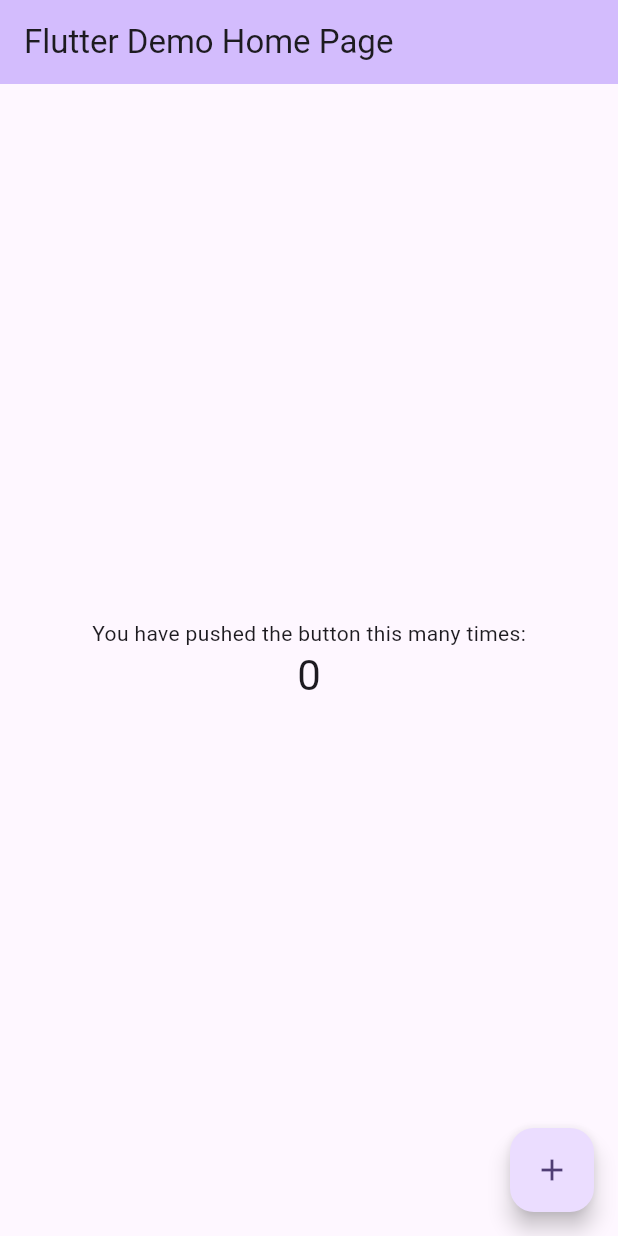
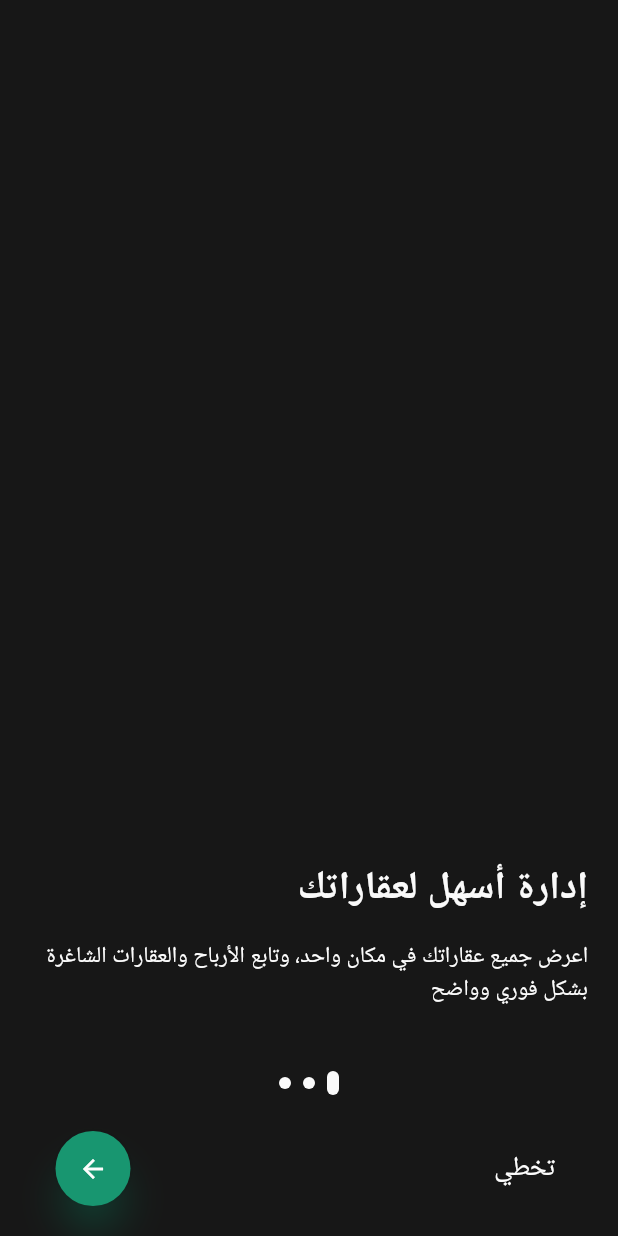
Before and after one commit to ElafAbutaki/TuwaiqHackathon, a Flutter app: the screen it shows after launch, on a phone screen of 412 x 824 dp. Run offline on Flutter 3.47's test engine with Material 3 defaults, Android fonts, the phone set to English and light mode, and no system bars.

Commit message:
home page+intro

```diff
--- /dev/null
+++ b/lib/Feature_intro_Screen/Screen/intro_screen.dart
@@ -0,0 +1,163 @@
+import 'package:darkom/App_Theme/app_colors.dart';
+import 'package:darkom/Feature_Home_Screen/Screen/home_screen.dart';
+import 'package:flutter/material.dart';
+
+class OnBoardingScreen extends StatefulWidget {
+  const OnBoardingScreen({super.key});
+
+  @override
+  State<OnBoardingScreen> createState() => _OnBoardingScreenState();
+}
+
+class _OnBoardingScreenState extends State<OnBoardingScreen> {
+  final PageController _controller = PageController();
+  int _currentIndex = 0;
+
+  final List<Map<String, String>> pages = [
+    {
+      "title": "إدارة أسهل لعقاراتك",
+      "desc":
+          "اعرض جميع عقاراتك في مكان واحد، وتابع الأرباح والعقارات الشاغرة بشكل فوري وواضح",
+    },
+    {
+      "title": "الإخلاء بضغطة زر",
+      "desc":
+          "ضمن حقوقك وارفع طلب رسمي موثق عبر سمة أو تأخر المستأجر أو رفض الإخلاء بسرعة وسهولة",
+    },
+    {
+      "title": "قفل ذكي وتقييم المستأجرين",
+      "desc":
+          "تحكم في الدخول والخروج دون وسيط، واطّلع على تقييم المستأجرين لاختيار الأنسب لعقارك بثقة",
+    },
+  ];
+  //==================  the data base  ===================
+  @override
+  Widget build(BuildContext context) {
+    return Scaffold(
+      body: SafeArea(
+        child: Column(
+          children: [
+            Expanded(
+              child: Directionality(
+                textDirection: TextDirection.rtl,
+                child: PageView.builder(
+                  controller: _controller,
+                  itemCount: pages.length,
+                  onPageChanged: (index) {
+                    setState(() => _currentIndex = index);
+                  },
+                  itemBuilder: (context, index) {
+                    return Padding(
+                      padding: const EdgeInsets.symmetric(
+                        horizontal: 20,
+                        vertical: 40,
+                      ),
+                      child: Align(
+                        alignment: Alignment.topRight,
+                        child: Column(
+                          mainAxisAlignment: MainAxisAlignment.end,
+                          crossAxisAlignment: CrossAxisAlignment.start,
+                          children: [
+                            Text(
+                              pages[index]["title"]!,
+                              textAlign: TextAlign.center,
+                              style: const TextStyle(
+                                color: AppColors.light500,
+                                fontSize: 26,
+                                fontWeight: FontWeight.bold,
+                              ),
+                            ),
+                            const SizedBox(height: 15),
+                            Text(
+                              pages[index]["desc"]!,
+                              textAlign: TextAlign.right,
+                              style: const TextStyle(
+                                color: AppColors.light300,
+                                fontSize: 15,
+                              ),
+                            ),
+                          ],
+                        ),
+                      ),
+                    );
+                  },
+                ),
+              ),
+            ),
+
+            //==================  dots  ===================
+            Row(
+              mainAxisAlignment: MainAxisAlignment.center,
+              textDirection: TextDirection.rtl,
+              children: List.generate(
+                pages.length,
+                (index) => Container(
+                  margin: const EdgeInsets.all(4),
+                  height: _currentIndex == index ? 16 : 8,
+                  width: 8,
+                  decoration: BoxDecoration(
+                    color: _currentIndex == index
+                        ? AppColors.light500
+                        : AppColors.light400,
+                    borderRadius: BorderRadius.circular(20),
+                  ),
+                ),
+              ),
+            ),
+            //==================  buttom  ===================
+            //
+            Padding(
+              padding: const EdgeInsets.symmetric(horizontal: 30, vertical: 20),
+              child: Row(
+                mainAxisAlignment: MainAxisAlignment.spaceBetween,
+                children: [
+                  ElevatedButton(
+                    style: ElevatedButton.styleFrom(
+                      backgroundColor: AppColors.emerald500,
+                      shadowColor: AppColors.emerald500,
+                      elevation: 10,
+                      shape: const CircleBorder(),
+                      padding: EdgeInsets.all(15),
+                    ),
+                    onPressed: () {
+                      if (_currentIndex < pages.length - 1) {
+                        _controller.nextPage(
+                          duration: const Duration(milliseconds: 300),
+                          curve: Curves.easeInOut,
+                        );
+                      } else {
+                        Navigator.pushReplacement(
+                          context,
+                          MaterialPageRoute(builder: (_) => const HomeScreen()),
+                        );
+                      }
+                    },
+                    //==================  arrow icon  ===================
+                    child: const Icon(
+                      Icons.arrow_back,
+                      color: AppColors.light100,
+                      size: 20,
+                    ),
+                  ),
+                  //==================  next text  ===================
+                  TextButton(
+                    onPressed: () {
+                      Navigator.pushReplacement(
+                        context,
+                        MaterialPageRoute(builder: (_) => const HomeScreen()),
+                      );
+                    },
+                    child: const Text(
+                      "تخطي",
+                      style: TextStyle(color: AppColors.light300, fontSize: 18),
+                    ),
+                  ),
+                ],
+              ),
+            ),
+          ],
+        ),
+      ),
+    );
+  }
+}
--- a/lib/main.dart
+++ b/lib/main.dart
@@ -1,5 +1,11 @@
+import 'package:darkom/App_Theme/app_colors.dart';
+import 'package:darkom/Feature_intro_Screen/Screen/intro_screen.dart';
 import 'package:flutter/material.dart';
 
+//import 'splash_screen.dart';
+//import 'login_screen.dart';
+//import 'signup_screen.dart';
+//import 'dash_board.dart';
 void main() {
   runApp(const MyApp());
 }
@@ -7,116 +13,17 @@ void main() {
 class MyApp extends StatelessWidget {
   const MyApp({super.key});
 
-  // This widget is the root of your application.
   @override
   Widget build(BuildContext context) {
     return MaterialApp(
-      title: 'Flutter Demo',
-      theme: ThemeData(
-        // This is the theme of your application.
-        //
-        // TRY THIS: Try running your application with "flutter run". You'll see
-        // the application has a purple toolbar. Then, without quitting the app,
-        // try changing the seedColor in the colorScheme below to Colors.green
-        // and then invoke "hot reload" (save your changes or press the "hot
-        // reload" button in a Flutter-supported IDE, or press "r" if you used
-        // the command line to start the app).
-        //
-        // Notice that the counter didn't reset back to zero; the application
-        // state is not lost during the reload. To reset the state, use hot
-        // restart instead.
-        //
-        // This works for code too, not just values: Most code changes can be
-        // tested with just a hot reload.
-        colorScheme: ColorScheme.fromSeed(seedColor: Colors.deepPurple),
-      ),
-      home: const MyHomePage(title: 'Flutter Demo Home Page'),
+      debugShowCheckedModeBanner: false,
+      theme: ThemeData(scaffoldBackgroundColor: AppColors.dark500),
+      home: OnBoardingScreen(),
     );
   }
 }
-
-class MyHomePage extends StatefulWidget {
-  const MyHomePage({super.key, required this.title});
-
-  // This widget is the home page of your application. It is stateful, meaning
-  // that it has a State object (defined below) that contains fields that affect
-  // how it looks.
-
-  // This class is the configuration for the state. It holds the values (in this
-  // case the title) provided by the parent (in this case the App widget) and
-  // used by the build method of the State. Fields in a Widget subclass are
-  // always marked "final".
-
-  final String title;
-
-  @override
-  State<MyHomePage> createState() => _MyHomePageState();
-}
-
-class _MyHomePageState extends State<MyHomePage> {
-  int _counter = 0;
-
-  void _incrementCounter() {
-    setState(() {
-      // This call to setState tells the Flutter framework that something has
-      // changed in this State, which causes it to rerun the build method below
-      // so that the display can reflect the updated values. If we changed
-      // _counter without calling setState(), then the build method would not be
-      // called again, and so nothing would appear to happen.
-      _counter++;
-    });
-  }
-
-  @override
-  Widget build(BuildContext context) {
-    // This method is rerun every time setState is called, for instance as done
-    // by the _incrementCounter method above.
-    //
-    // The Flutter framework has been optimized to make rerunning build methods
-    // fast, so that you can just rebuild anything that needs updating rather
-    // than having to individually change instances of widgets.
-    return Scaffold(
-      appBar: AppBar(
-        // TRY THIS: Try changing the color here to a specific color (to
-        // Colors.amber, perhaps?) and trigger a hot reload to see the AppBar
-        // change color while the other colors stay the same.
-        backgroundColor: Theme.of(context).colorScheme.inversePrimary,
-        // Here we take the value from the MyHomePage object that was created by
-        // the App.build method, and use it to set our appbar title.
-        title: Text(widget.title),
-      ),
-      body: Center(
-        // Center is a layout widget. It takes a single child and positions it
-        // in the middle of the parent.
-        child: Column(
-          // Column is also a layout widget. It takes a list of children and
-          // arranges them vertically. By default, it sizes itself to fit its
-          // children horizontally, and tries to be as tall as its parent.
-          //
-          // Column has various properties to control how it sizes itself and
-          // how it positions its children. Here we use mainAxisAlignment to
-          // center the children vertically; the main axis here is the vertical
-          // axis because Columns are vertical (the cross axis would be
-          // horizontal).
-          //
-          // TRY THIS: Invoke "debug painting" (choose the "Toggle Debug Paint"
-          // action in the IDE, or press "p" in the console), to see the
-          // wireframe for each widget.
-          mainAxisAlignment: MainAxisAlignment.center,
-          children: <Widget>[
-            const Text('You have pushed the button this many times:'),
-            Text(
-              '$_counter',
-              style: Theme.of(context).textTheme.headlineMedium,
-            ),
-          ],
-        ),
-      ),
-      floatingActionButton: FloatingActionButton(
-        onPressed: _incrementCounter,
-        tooltip: 'Increment',
-        child: const Icon(Icons.add),
-      ), // This trailing comma makes auto-formatting nicer for build methods.
-    );
-  }
-}
+//▼▲▼▲▼▲▼▲▼▲▼▲▼▲▼▲▼▲▼▲▼▲▼▲▼ TRAVLING CODES GUID ▲▼▲▼▲▼▲▼▲▼▲▼▲▼▲▼▲▼▲▼▲▼▲▼▲▼
+//
+// for replace  () => Navigator.pushReplacementNamed(context, '/signup');
+// for moving   () => Navigator.pushNamed(context, '/product'),
+// for back     () => Navigator.pop(context),
```
Also changed, not shown: lib/App_Theme/app_text.dart (deleted, +0 -80 lines), lib/Feature_Home_Screen/Screen/home_screen.dart (+47 -0 lines), lib/Feature_Home_Screen/Widgets/news_card.dart (added, +97 -0 lines), lib/Feature_intro_Screen/Widgets/floating_action_button.dart (added, +26 -0 lines), lib/app_text.dart (added, +54 -0 lines), pubspec.yaml (+10 -63 lines), assets/dash_pic.png (added), assets/news1.png (added), assets/news2.png (added), assets/news3.png (added), assets/profile_pic.png (added), lib/Feature_Home_Screen/Widgets/user_bar.dart (added), pubspec.lock.
